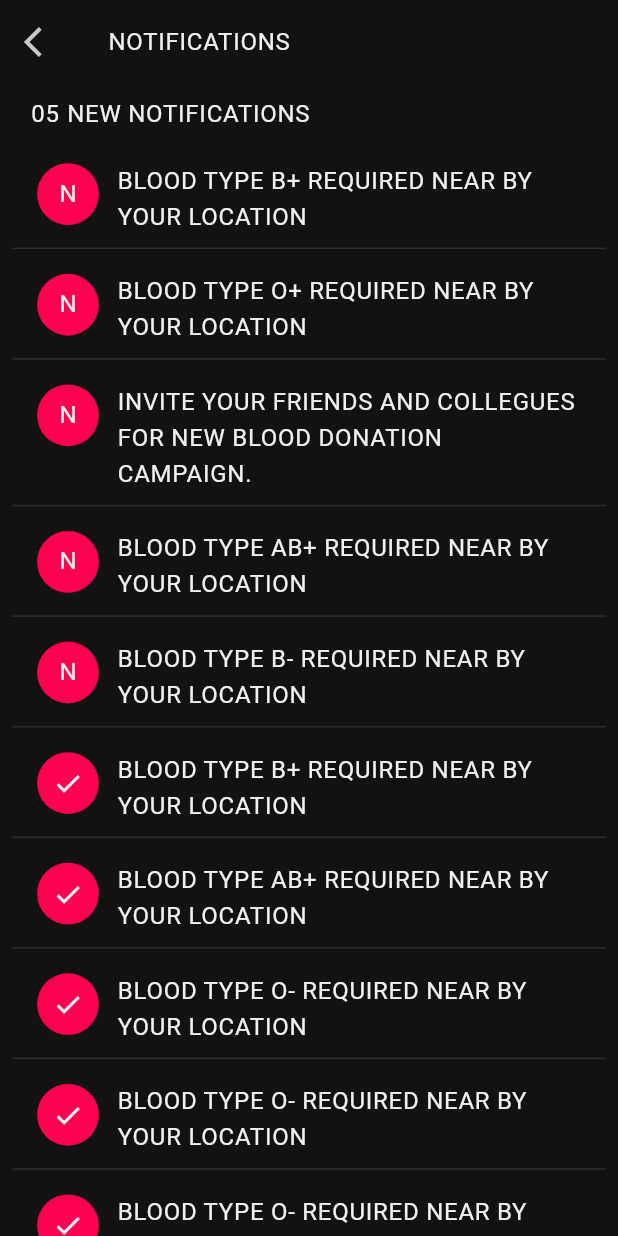
After one commit to CodeWithDubeyji/AB2_07, a Flutter app: the NotificationsScreen screen opened by its route, on a phone screen of 412 x 824 dp. The commit adds this screen. Run offline on Flutter 3.47's test engine with Material 3 defaults, Android fonts, the phone set to English and light mode, and no system bars.

Commit message:
New features added in the app

```diff
--- /dev/null
+++ b/frontend/my_app/lib/provider/notification_provider.dart
@@ -0,0 +1,93 @@
+import 'package:flutter/material.dart';
+
+class Notification {
+  final String bloodType;
+  final bool isNew;
+  final String message;
+
+  Notification({
+    required this.bloodType,
+    required this.isNew,
+    required this.message,
+  });
+}
+
+// notifications_provider.dart
+
+
+class NotificationsProvider extends ChangeNotifier {
+  List<Notification> _notifications = [
+    Notification(
+      bloodType: "B+",
+      isNew: true,
+      message: "BLOOD TYPE B+ REQUIRED NEAR BY YOUR LOCATION",
+    ),
+    Notification(
+      bloodType: "O+",
+      isNew: true,
+      message: "BLOOD TYPE O+ REQUIRED NEAR BY YOUR LOCATION",
+    ),
+    Notification(
+      bloodType: "",
+      isNew: true,
+      message: "INVITE YOUR FRIENDS AND COLLEGUES FOR NEW BLOOD DONATION CAMPAIGN.",
+    ),
+    Notification(
+      bloodType: "AB+",
+      isNew: true,
+      message: "BLOOD TYPE AB+ REQUIRED NEAR BY YOUR LOCATION",
+    ),
+    Notification(
+      bloodType: "B-",
+      isNew: true,
+      message: "BLOOD TYPE B- REQUIRED NEAR BY YOUR LOCATION",
+    ),
+    Notification(
+      bloodType: "B+",
+      isNew: false,
+      message: "BLOOD TYPE B+ REQUIRED NEAR BY YOUR LOCATION",
+    ),
+    Notification(
+      bloodType: "AB+",
+      isNew: false,
+      message: "BLOOD TYPE AB+ REQUIRED NEAR BY YOUR LOCATION",
+    ),
+    Notification(
+      bloodType: "O-",
+      isNew: false,
+      message: "BLOOD TYPE O- REQUIRED NEAR BY YOUR LOCATION",
+    ),
+    Notification(
+      bloodType: "O-",
+      isNew: false,
+      message: "BLOOD TYPE O- REQUIRED NEAR BY YOUR LOCATION",
+    ),
+    Notification(
+      bloodType: "O-",
+      isNew: false,
+      message: "BLOOD TYPE O- REQUIRED NEAR BY YOUR LOCATION",
+    ),
+    Notification(
+      bloodType: "O-",
+      isNew: false,
+      message: "BLOOD TYPE O- REQUIRED NEAR BY YOUR LOCATION",
+    ),
+  ];
+
+  List<Notification> get notifications => _notifications;
+
+  int get newNotificationsCount => _notifications.where((notification) => notification.isNew).length;
+
+  void markAllAsRead() {
+    for (var i = 0; i < _notifications.length; i++) {
+      if (_notifications[i].isNew) {
+        _notifications[i] = Notification(
+          bloodType: _notifications[i].bloodType,
+          isNew: false,
+          message: _notifications[i].message,
+        );
+      }
+    }
+    notifyListeners();
+  }
+}
--- a/frontend/my_app/lib/screens/campaign_screen.dart
+++ b/frontend/my_app/lib/screens/campaign_screen.dart
@@ -37,7 +37,7 @@ class _CampaignsScreenContent extends StatelessWidget {
           onPressed: () => Navigator.of(context).pop(),
         ),
         title: Text(
-          'CAMPAIGNS',
+          'HOSPITALS',
           style: TextStyle(
             color: theme.textTheme.bodyLarge?.color,
             fontSize: screenWidth * 0.045, // Responsive font size
--- /dev/null
+++ b/frontend/my_app/lib/screens/notification.dart
@@ -0,0 +1,148 @@
+import 'package:flutter/material.dart';
+import 'package:my_app/provider/notification_provider.dart' as myApp;
+import 'package:provider/provider.dart';
+
+class NotificationsScreen extends StatelessWidget {
+  const NotificationsScreen({Key? key}) : super(key: key);
+
+  @override
+  Widget build(BuildContext context) {
+    final notificationsProvider = Provider.of<myApp.NotificationsProvider>(context);
+    final notifications = notificationsProvider.notifications;
+    final newNotificationsCount = notificationsProvider.newNotificationsCount;
+
+    // Using theme colors as specified
+    final primaryColor = Theme.of(context).primaryColor;
+    final scaffoldBackgroundColor = Theme.of(context).scaffoldBackgroundColor;
+    final textTheme = Theme.of(context).textTheme;
+
+    // Using MediaQuery for responsiveness
+    final screenWidth = MediaQuery.of(context).size.width;
+    final screenHeight = MediaQuery.of(context).size.height;
+
+    return Scaffold(
+      backgroundColor: scaffoldBackgroundColor,
+      appBar: AppBar(
+        backgroundColor: scaffoldBackgroundColor,
+        elevation: 0,
+        leading: IconButton(
+          icon: Icon(Icons.arrow_back_ios, color: Theme.of(context).iconTheme.color),
+          onPressed: () => Navigator.of(context).pop(),
+        ),
+        title: Text(
+          'NOTIFICATIONS',
+          style: textTheme.bodyLarge
+        ),
+
+      ),
+      body: Column(
+        crossAxisAlignment: CrossAxisAlignment.start,
+        children: [
+          Padding(
+            padding: EdgeInsets.symmetric(
+              horizontal: screenWidth * 0.05,
+              vertical: screenHeight * 0.01,
+            ),
+            child: Row(
+              children: [
+                Text(
+                  '0${newNotificationsCount}',
+                  style: textTheme.bodyLarge
+                ),
+                SizedBox(width: 5),
+                Text(
+                  'NEW NOTIFICATIONS',
+                  style: textTheme.bodyLarge
+                ),
+              ],
+            ),
+          ),
+          Expanded(
+            child: ListView.builder(
+              itemCount: notifications.length,
+              itemBuilder: (context, index) {
+                final notification = notifications[index];
+                return NotificationTile(
+                  notification: notification,
+                  primaryColor: primaryColor,
+                  screenWidth: screenWidth,
+                  screenHeight: screenHeight,
+                );
+              },
+            ),
+          ),
+        ],
+      ),
+    );
+  }
+}
+
+class NotificationTile extends StatelessWidget {
+  final myApp.Notification notification;
+  final Color primaryColor;
+  final double screenWidth;
+  final double screenHeight;
+
+  const NotificationTile({
+    Key? key,
+    required this.notification,
+    required this.primaryColor,
+    required this.screenWidth,
+    required this.screenHeight,
+  }) : super(key: key);
+
+  @override
+  Widget build(BuildContext context) {
+    final textTheme = Theme.of(context).textTheme;
+
+    return Container(
+      padding: EdgeInsets.symmetric(
+        horizontal: screenWidth * 0.04,
+        vertical: screenHeight * 0.01,
+      ),
+      margin: EdgeInsets.symmetric(
+        horizontal: screenWidth * 0.02,
+        vertical: screenHeight * 0.005,
+      ),
+      decoration: BoxDecoration(
+        border: Border(
+          bottom: BorderSide(
+            color: Colors.grey.withOpacity(0.2),
+            width: 1,
+          ),
+        ),
+      ),
+      child: Row(
+        crossAxisAlignment: CrossAxisAlignment.start,
+        children: [
+          Container(
+            width: screenWidth * 0.1,
+            height: screenWidth * 0.1,
+            decoration: BoxDecoration(
+              color: primaryColor,
+              shape: BoxShape.circle,
+            ),
+            alignment: Alignment.center,
+            child: notification.isNew
+                ? Text(
+                    'N',
+                    style: textTheme.bodyLarge
+                  )
+                : Icon(
+                    Icons.check,
+                    color: Colors.white,
+                    size: screenWidth * 0.05,
+                  ),
+          ),
+          SizedBox(width: screenWidth * 0.03),
+          Expanded(
+            child: Text(
+              notification.message,
+              style: textTheme.bodyLarge
+            ),
+          ),
+        ],
+      ),
+    );
+  }
+}
--- a/frontend/my_app/lib/screens/profile.dart
+++ b/frontend/my_app/lib/screens/profile.dart
@@ -34,7 +34,9 @@ class ProfileScreen extends StatelessWidget {
             children: [
               IconButton(
                 icon: const Icon(Icons.notifications_outlined),
-                onPressed: () {},
+                onPressed: () {
+                    Navigator.of(context).pushNamed('/notification');
+                },
               ),
               Positioned(
                 top: 12,
```
Also changed, not shown: frontend/my_app/lib/main.dart (+13 -6 lines), frontend/my_app/lib/provider/donor_provider.dart (added, +56 -0 lines), frontend/my_app/lib/screens/donorlist.dart (added, +162 -0 lines), frontend/my_app/lib/screens/home_screen.dart (+120 -4 lines).
